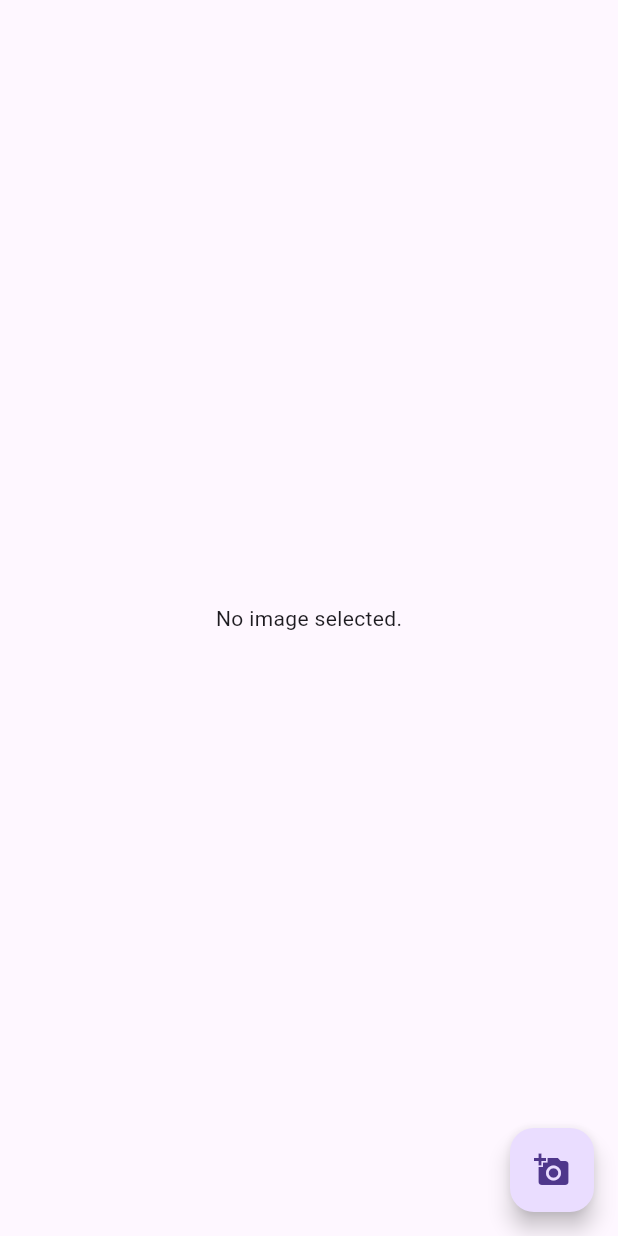
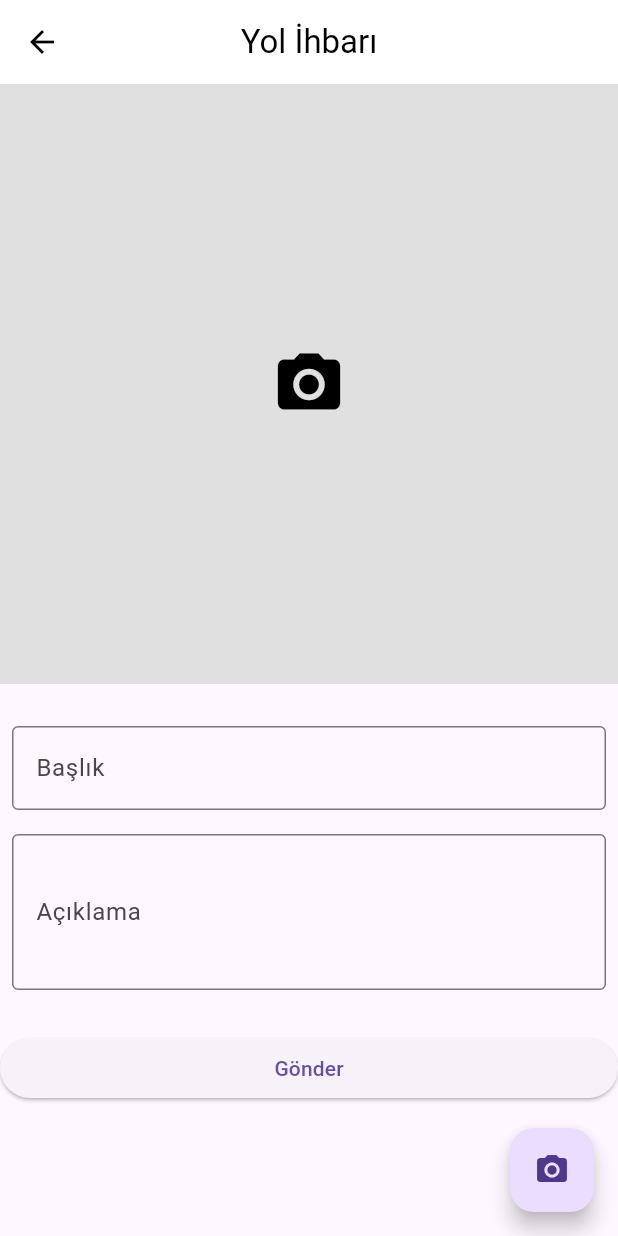
Before and after one commit to Arifcngk/I-KENT-Cloud, a Flutter app: the RoadNoticeScreen screen opened directly, on a phone screen of 412 x 824 dp. Run offline on Flutter 3.47's test engine with Material 3 defaults, Android fonts, the phone set to English and light mode, and no system bars; our stand-ins replace awesome_dialog, cloud_firestore, curved_navigation_bar, firebase_auth, firebase_core, get and 7 more; missing offline and left inert: gcloud; accounts and stored records are empty; network calls fail.

```diff
--- a/lib/main.dart
+++ b/lib/main.dart
@@ -3,6 +3,7 @@ import 'package:e_belediyecilik/provider/auth_provider.dart';
 import 'package:e_belediyecilik/screens/auth/login_page.dart';
 import 'package:e_belediyecilik/screens/home_page.dart';
 import 'package:e_belediyecilik/screens/services_pages/road_notice.dart';
+import 'package:e_belediyecilik/screens/services_pages/sentius_eczane.dart';
 import 'package:e_belediyecilik/screens/welcome_page.dart';
 
 import 'package:firebase_core/firebase_core.dart';
@@ -34,7 +35,7 @@ class MyApp extends StatelessWidget {
       child: const MaterialApp(
         title: 'E-Belediyecilik Uygulaması',
         debugShowCheckedModeBanner: false,
-        home: RoadNoticeScreen(),
+        home: SentiusEczaneScreen(),
       ),
     );
   }
--- a/lib/screens/services_pages/road_notice.dart
+++ b/lib/screens/services_pages/road_notice.dart
@@ -1,3 +1,6 @@
+import 'dart:developer';
+
+import 'package:e_belediyecilik/screens/services_pages/services.dart';
 import 'package:e_belediyecilik/services/image_api_cloud.dart';
 import 'package:flutter/material.dart';
 import 'package:flutter/services.dart';
@@ -20,6 +23,8 @@ class _RoadNoticeScreenState extends State<RoadNoticeScreen> {
   CloudApi? api;
   bool isUploaded = false;
   bool loading = false;
+  final TextEditingController _titleController = TextEditingController();
+  final TextEditingController _descriptionController = TextEditingController();
 
   @override
   void initState() {
@@ -49,7 +54,10 @@ class _RoadNoticeScreenState extends State<RoadNoticeScreen> {
       loading = true;
     });
     // Upload to Google cloud
-    final response = await api!.save(_imageName!, _imageBytes!);
+    final response = await api!.save(
+      _imageName!,
+      _imageBytes!,
+    );
     print(response.downloadLink);
     setState(() {
       loading = false;
@@ -60,18 +68,76 @@ class _RoadNoticeScreenState extends State<RoadNoticeScreen> {
   @override
   Widget build(BuildContext context) {
     return Scaffold(
-      body: Center(
+      appBar: AppBar(
+        backgroundColor: Colors.white, // AppBar arka plan rengi beyaz
+        elevation: 0, // Gölgelendirme kaldırıldı
+        leading: IconButton(
+          onPressed: () {
+            Navigator.push(
+                context,
+                MaterialPageRoute(
+                    builder: (context) =>
+                        const ServicesScreen())); // Önceki sayfaya dönme işlevi
+          },
+          icon:
+              const Icon(Icons.arrow_back, color: Colors.black), // Geri butonu
+        ),
+        title: const Text(
+          'Yol İhbarı',
+          style: TextStyle(color: Colors.black), // Başlık metni rengi siyah
+        ),
+        centerTitle: true,
+      ),
+      body: SingleChildScrollView(
+        child: Column(
+          crossAxisAlignment: CrossAxisAlignment.stretch,
+          children: [
+            GestureDetector(
+              onTap: _getImage,
+              child: Container(
+                height: 400, // Belirli bir yükseklik ayarlayın
+                color: Colors.grey[300], // Dilediğiniz arka plan rengi
                 child: _imageBytes == null
-              ? Text('No image selected.')
-              : Stack(
-                  children: [
-                    Image.memory(_imageBytes!),
+                    ? const Icon(Icons.camera_alt,
+                        size: 50, color: Colors.black) // Kamera simgesi
+                    : Image.memory(_imageBytes!, fit: BoxFit.cover),
+              ),
+            ),
+            SizedBox(height: 20), // Boşluk ekledik
+            Padding(
+              padding: const EdgeInsets.all(8.0),
+              child: TextFormField(
+                controller: _titleController,
+                decoration: const InputDecoration(
+                  labelText: 'Başlık',
+                  border: OutlineInputBorder(),
+                  focusedBorder: OutlineInputBorder(
+                    borderSide: BorderSide(color: Colors.blue, width: 2.0),
+                  ),
+                ),
+              ),
+            ),
+            Padding(
+              padding: const EdgeInsets.all(8.0),
+              child: TextFormField(
+                controller: _descriptionController,
+                decoration: const InputDecoration(
+                  labelText: 'Açıklama',
+                  border: OutlineInputBorder(),
+                  focusedBorder: OutlineInputBorder(
+                    borderSide: BorderSide(color: Colors.blue, width: 2.0),
+                  ),
+                ),
+                maxLines: 3,
+              ),
+            ),
+            SizedBox(height: 20), // Boşluk ekledik
             if (loading)
               Center(
                 child: CircularProgressIndicator(),
-                      ),
-                    isUploaded
-                        ? Center(
+              )
+            else if (isUploaded)
+              const Center(
                 child: CircleAvatar(
                   radius: 40,
                   backgroundColor: Colors.green,
@@ -82,19 +148,18 @@ class _RoadNoticeScreenState extends State<RoadNoticeScreen> {
                   ),
                 ),
               )
-                        : Align(
-                            alignment: Alignment.bottomCenter,
-                            child: ElevatedButton(
+            else
+              ElevatedButton(
                 onPressed: _saveImage,
-                              child: Text('Save to cloud'),
+                child: Text('Gönder'),
               ),
-                          )
           ],
-                )),
+        ),
+      ),
       floatingActionButton: FloatingActionButton(
         onPressed: _getImage,
         tooltip: 'Select image',
-        child: Icon(Icons.add_a_photo),
+        child: Icon(Icons.camera_alt),
       ),
     );
   }
```
Also changed, not shown: lib/misc/constant.dart (deleted, +0 -13 lines), lib/misc/eczane_card.dart (added, +62 -0 lines), lib/screens/services_pages/sentius_eczane.dart (added, +91 -0 lines), lib/services/ezcane_api.dart (added, +55 -0 lines), img/eczane_logo.jpg (added). Lines whose indentation alone changed are shown as unchanged.
